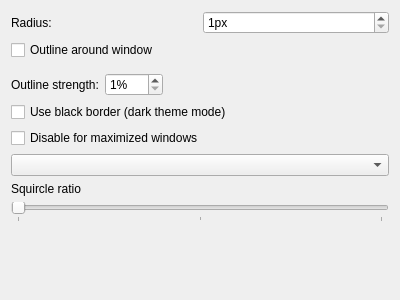
The window that lightlyshaders_config.ui (Ausbxuse/LightlyShaders2) describes before a commit, drawn with Qt 5.
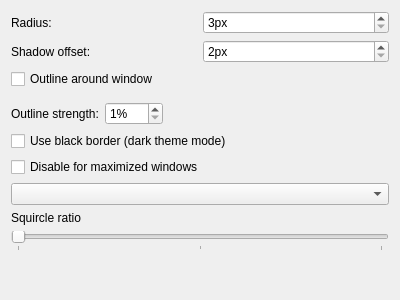
The same window after the commit.

The edit to the form file:
```diff
--- a/lightlyshaders_config.ui
+++ b/lightlyshaders_config.ui
@@ -31,7 +31,7 @@
           <string>px</string>
          </property>
          <property name="minimum">
-          <number>1</number>
+          <number>3</number>
          </property>
          <property name="maximum">
           <number>64</number>
@@ -40,6 +40,30 @@
        </item>
       </layout>
      </item>
+     <item>
+      <layout class="QHBoxLayout" name="horizontalLayout_2">
+       <item>
+        <widget class="QLabel" name="label_2">
+         <property name="text">
+          <string>Shadow offset:</string>
+         </property>
+        </widget>
+       </item>
+       <item>
+        <widget class="QSpinBox" name="shadowOffset">
+         <property name="suffix">
+          <string>px</string>
+         </property>
+         <property name="minimum">
+          <number>2</number>
+         </property>
+         <property name="maximum">
+          <number>6</number>
+         </property>
+        </widget>
+       </item>
+      </layout>
+     </item>
      <item>
       <widget class="QCheckBox" name="outline">
        <property name="text">
@@ -48,12 +72,12 @@
       </widget>
      </item>
      <item>
-      <layout class="QHBoxLayout" name="horizontalLayout_2">
+      <layout class="QHBoxLayout" name="horizontalLayout_3">
        <property name="topMargin">
         <number>7</number>
        </property>
        <item>
-        <widget class="QLabel" name="label_2">
+        <widget class="QLabel" name="label_3">
          <property name="text">
           <string>Outline strength:</string>
          </property>
```
